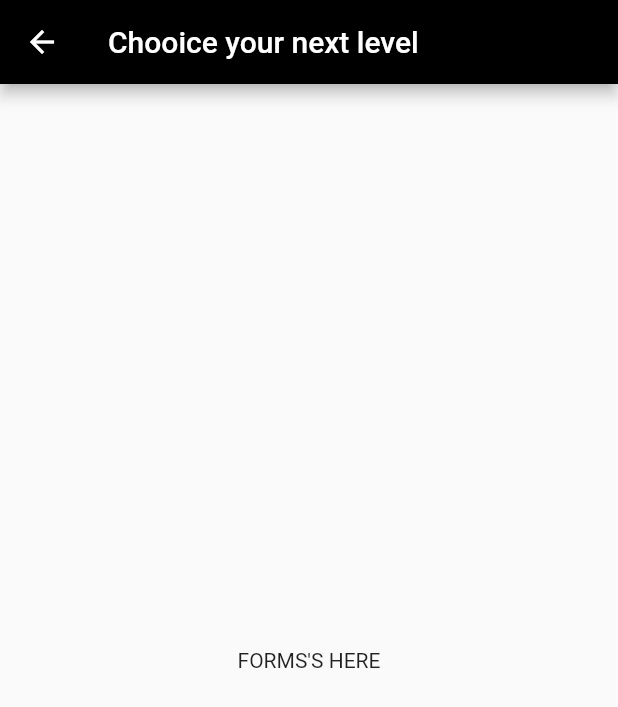
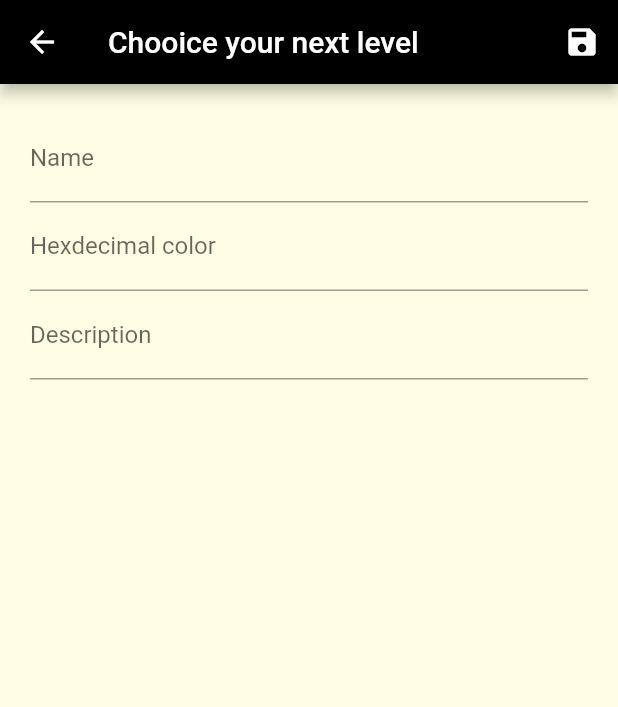
Before and after one commit to Vitor-Novaes/drmap, a Flutter app: the screen it shows after launch, after a tap on the "add" icon, on a phone screen of 412 x 824 dp. Shown: the top 707 px of the screen. Run offline on Flutter 3.47's test engine with Material 2 defaults, Android fonts, the phone set to English and light mode, and no system bars; network calls fail.

Commit message:
WIP form layout

```diff
--- a/lib/main.dart
+++ b/lib/main.dart
@@ -2,8 +2,11 @@
 // Use of this source code is governed by a BSD-style license that can be
 // found in the LICENSE file.
 
-import 'pages/roadmap/list.dart';
 import 'package:flutter/material.dart';
+
+import 'package:drm/pages/roadmap/list.dart';
+import 'package:drm/pages/roadmap/form.dart';
+import 'package:drm/pages/point/list.dart';
 
 void main() => runApp(MyApp());
 
@@ -11,7 +14,12 @@ class MyApp extends StatelessWidget {
   @override
   Widget build(BuildContext context) {
     return MaterialApp(
-      home: ListRoads(),
+      theme: ThemeData(canvasColor: Color(0xFFFFFEE5)),
+      routes: {
+        '/': (context) => ListRoads(),
+        '/roadmaps/new': (context) => FormRoadmap(),
+        '/points': (context) => ListPoints(),
+      },
     );
   }
 }
--- a/lib/pages/roadmap/form.dart
+++ b/lib/pages/roadmap/form.dart
@@ -1,15 +1,66 @@
-import 'package:drm/models/roadmap.dart';
+import 'package:drm/services/roadmap.dart';
 import 'package:flutter/material.dart';
+// import 'package:flutter_colorpicker/flutter_colorpicker.dart';
+import 'dart:ui';
 
 class FormRoadmap extends StatelessWidget {
+  final RoadmapService service = RoadmapService();
+
+  void _submit(
+    context,
+  ) {
+    // service.submitRoadmap()
+  }
+
   @override
   Widget build(BuildContext context) {
     return Scaffold(
       appBar: AppBar(
         title: Text('Chooice your next level'),
         backgroundColor: Color(0xFF000000),
+        actions: <Widget>[
+          IconButton(
+            tooltip: 'Save roadmap',
+            icon: const Icon(Icons.save),
+            onPressed: () {
+              print('saving...');
+              _submit(
+                context,
+              );
+            },
+          )
+        ],
       ),
-      body: Center(child: Text('FORMS\'S HERE')),
+      body: Padding(
+        padding: const EdgeInsets.all(20.0),
+        child: Form(
+            child: ListView(
+          children: <Widget>[
+            TextFormField(
+              decoration: InputDecoration(labelText: 'Name'),
+              textInputAction: TextInputAction.next,
+              validator: (String value) {
+                if (value == null || value.isEmpty) {
+                  return 'Name is required';
+                }
+                return null;
+              },
+            ),
+            TextFormField(
+              decoration: InputDecoration(labelText: 'Hexdecimal color'),
+              validator: (String value) {
+                if (value == null || value.isEmpty) {
+                  return 'Color is required';
+                }
+                return null;
+              },
+            ),
+            TextFormField(
+              decoration: InputDecoration(labelText: 'Description'),
+            ),
+          ],
+        )),
+      ),
     );
   }
 }
--- a/lib/pages/roadmap/list.dart
+++ b/lib/pages/roadmap/list.dart
@@ -2,31 +2,18 @@ import 'package:drm/models/roadmap.dart';
 import 'package:drm/services/roadmap.dart';
 import 'package:flutter/material.dart';
 import 'dart:ui';
-// import 'package:drm/components/roadmap_item.dart';
-
-import 'package:drm/pages/roadmap/form.dart';
-import 'package:drm/pages/point/list.dart';
 
 class ListRoads extends StatelessWidget {
-  final HttpService service = HttpService();
+  final RoadmapService service = RoadmapService();
 
   void _newRoadMap(BuildContext context) {
-    Navigator.of(context).push(
-      MaterialPageRoute(
-        builder: (_) {
-          return FormRoadmap();
-        },
-      ),
-    );
+    Navigator.of(context).pushNamed('/roadmaps/new');
   }
 
   void _goToPoints(BuildContext context, Roadmap roadmap) {
-    Navigator.of(context).push(
-      MaterialPageRoute(
-        builder: (_) {
-          return ListPoints(roadmap);
-        },
-      ),
+    Navigator.of(context).pushNamed(
+      '/points',
+      arguments: roadmap,
     );
   }
 
--- a/lib/services/roadmap.dart
+++ b/lib/services/roadmap.dart
@@ -3,7 +3,7 @@ import 'dart:convert';
 import 'package:drm/models/roadmap.dart';
 import 'package:http/http.dart' as http;
 
-class HttpService {
+class RoadmapService {
   final String uri = "8bp38ux9fi.execute-api.us-east-1.amazonaws.com";
 
   Future<List<Roadmap>> getAllRoadMaps() async {
--- a/pubspec.yaml
+++ b/pubspec.yaml
@@ -16,6 +16,10 @@ dependencies:
   cupertino_icons: ^1.0.2
   english_words: ^3.1.5
   http: ^0.13.0
+  flutter_colorpicker: ^0.3.5
+  # use later
+  # select_form_field: ^2.0.0
+  # flutter_icons: ^1.1.0
 
 dev_dependencies:
   flutter_test:
```
Also changed, not shown: lib/dictionary/roadmap_options.dart (added, +25 -0 lines), lib/pages/point/list.dart (+4 -6 lines), pubspec.lock.
